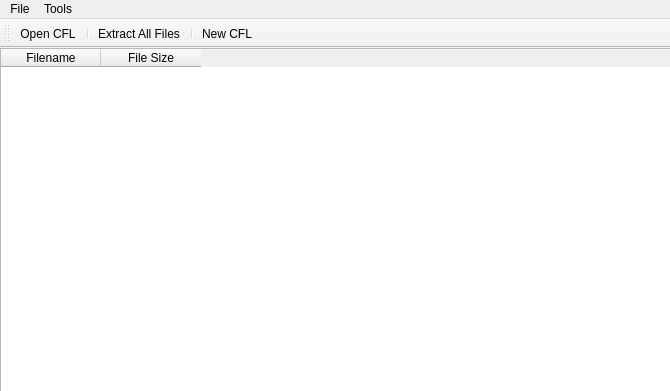
First picture: the form in interface/main.ui, repository Toyz/IMVU-CFL-Reader, before the edit.
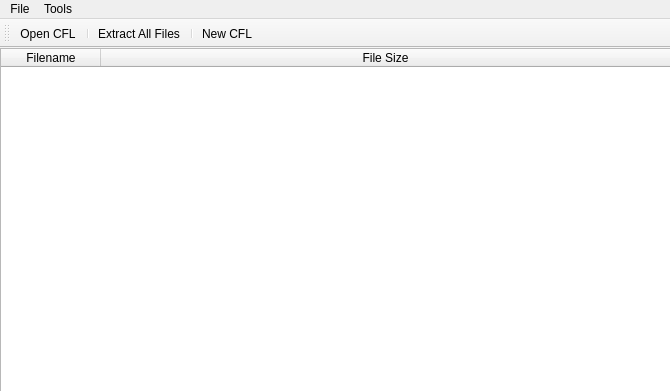
Second picture: the form after the edit.

```diff
--- a/interface/main.ui
+++ b/interface/main.ui
@@ -10,6 +10,18 @@
     <height>391</height>
    </rect>
   </property>
+  <property name="minimumSize">
+   <size>
+    <width>670</width>
+    <height>391</height>
+   </size>
+  </property>
+  <property name="maximumSize">
+   <size>
+    <width>670</width>
+    <height>391</height>
+   </size>
+  </property>
   <property name="contextMenuPolicy">
    <enum>Qt::NoContextMenu</enum>
   </property>
@@ -29,6 +41,21 @@
       <height>371</height>
      </rect>
     </property>
+    <property name="minimumSize">
+     <size>
+      <width>671</width>
+      <height>371</height>
+     </size>
+    </property>
+    <property name="maximumSize">
+     <size>
+      <width>671</width>
+      <height>371</height>
+     </size>
+    </property>
+    <property name="horizontalScrollBarPolicy">
+     <enum>Qt::ScrollBarAlwaysOn</enum>
+    </property>
     <property name="selectionMode">
      <enum>QAbstractItemView::SingleSelection</enum>
     </property>
@@ -38,6 +65,12 @@
     <property name="showGrid">
      <bool>true</bool>
     </property>
+    <attribute name="horizontalHeaderCascadingSectionResizes">
+     <bool>true</bool>
+    </attribute>
+    <attribute name="horizontalHeaderStretchLastSection">
+     <bool>true</bool>
+    </attribute>
     <attribute name="verticalHeaderVisible">
      <bool>false</bool>
     </attribute>
@@ -50,6 +83,9 @@
      <property name="text">
       <string>File Size</string>
      </property>
+     <property name="textAlignment">
+      <set>AlignHCenter|AlignVCenter|AlignCenter</set>
+     </property>
     </column>
    </widget>
   </widget>
```
